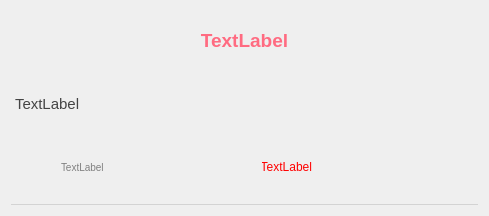
This is ui/singleDetailedPost.ui in FrenchFries-101/frontend as Qt 5 draws it before an edit. The edited form follows.
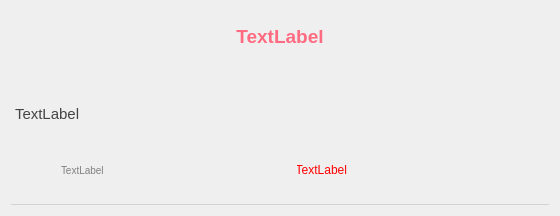
This is the edited form.

What changed in the file:
```diff
--- a/ui/singleDetailedPost.ui
+++ b/ui/singleDetailedPost.ui
@@ -6,10 +6,16 @@
    <rect>
     <x>0</x>
     <y>0</y>
-    <width>489</width>
+    <width>560</width>
     <height>216</height>
    </rect>
   </property>
+  <property name="sizePolicy">
+   <sizepolicy hsizetype="Preferred" vsizetype="Preferred">
+    <horstretch>0</horstretch>
+    <verstretch>0</verstretch>
+   </sizepolicy>
+  </property>
   <property name="minimumSize">
    <size>
     <width>0</width>
@@ -101,6 +107,22 @@
        </property>
       </widget>
      </item>
+     <item>
+      <spacer name="verticalSpacer">
+       <property name="orientation">
+        <enum>Qt::Orientation::Vertical</enum>
+       </property>
+       <property name="sizeType">
+        <enum>QSizePolicy::Policy::Fixed</enum>
+       </property>
+       <property name="sizeHint" stdset="0">
+        <size>
+         <width>20</width>
+         <height>20</height>
+        </size>
+       </property>
+      </spacer>
+     </item>
      <item>
       <widget class="QLabel" name="contents">
        <property name="text">
```
